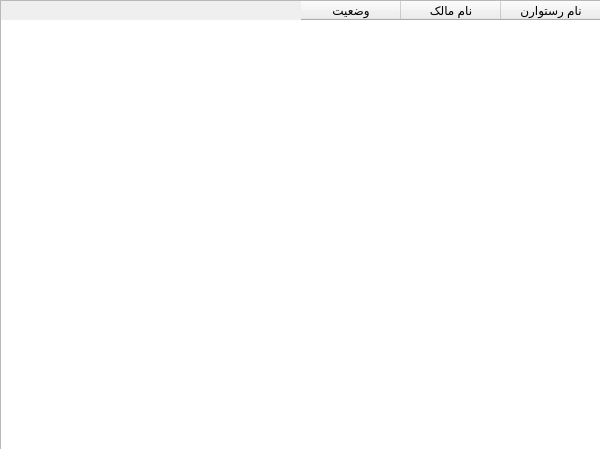
This is FOOD/restauranttablewidget.ui in pooratho/FOOD as Qt 5 draws it before an edit. The edited form follows.
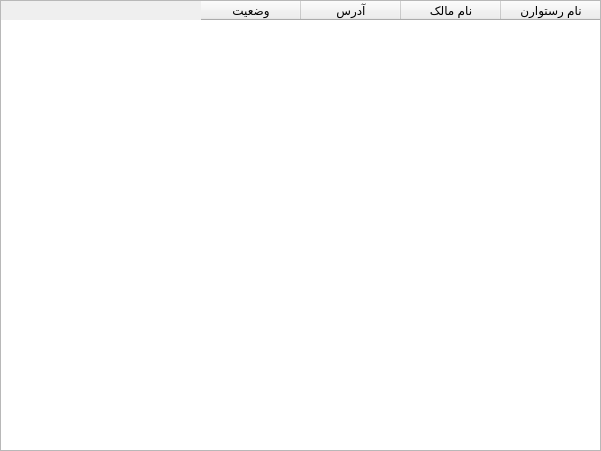
This is the edited form.

Commit message: showwing restaurants table widget for admin DONE

```diff
--- a/FOOD/restauranttablewidget.ui
+++ b/FOOD/restauranttablewidget.ui
@@ -6,10 +6,22 @@
    <rect>
     <x>0</x>
     <y>0</y>
-    <width>600</width>
-    <height>449</height>
+    <width>601</width>
+    <height>451</height>
    </rect>
   </property>
+  <property name="minimumSize">
+   <size>
+    <width>601</width>
+    <height>451</height>
+   </size>
+  </property>
+  <property name="maximumSize">
+   <size>
+    <width>601</width>
+    <height>451</height>
+   </size>
+  </property>
   <property name="windowTitle">
    <string>Form</string>
   </property>
@@ -22,6 +34,12 @@
      <height>451</height>
     </rect>
    </property>
+   <property name="sizePolicy">
+    <sizepolicy hsizetype="Fixed" vsizetype="Fixed">
+     <horstretch>0</horstretch>
+     <verstretch>0</verstretch>
+    </sizepolicy>
+   </property>
    <property name="minimumSize">
     <size>
      <width>601</width>
@@ -56,6 +74,11 @@
      <string>     نام مالک     </string>
     </property>
    </column>
+   <column>
+    <property name="text">
+     <string>آدرس</string>
+    </property>
+   </column>
    <column>
     <property name="text">
      <string>     وضعیت     </string>
```
Left out of the diff: 6 changed lines with no effect on the pictures. The commit also changes 4 other files.
